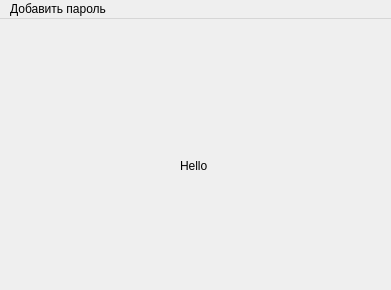
Before: the Qt Designer form client_side/resources/ui/main_window.ui in Sk2can/Password-manager, drawn with Qt 5.
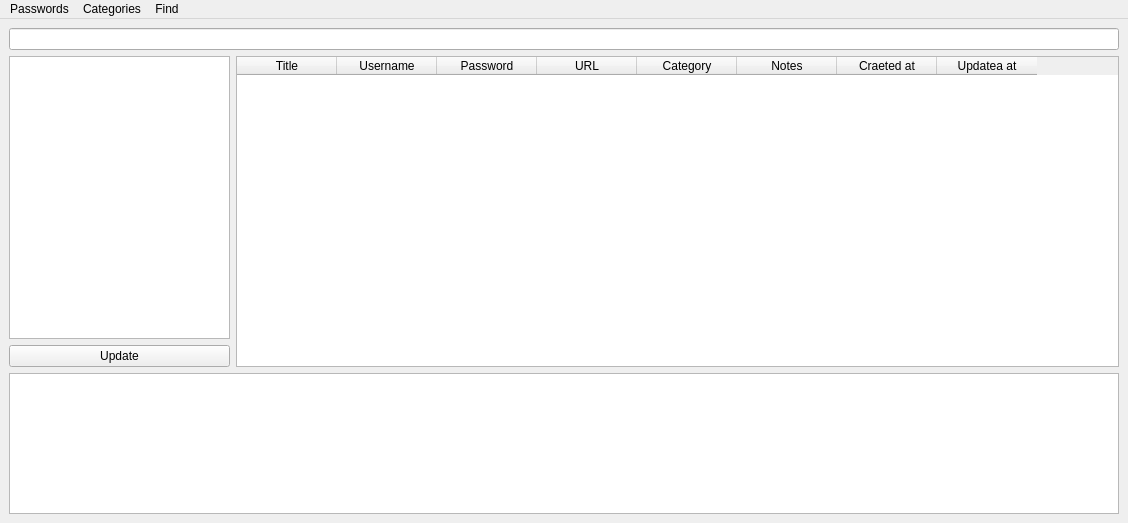
After: the same form once the commit is applied.

Commit message: Изменение ui файлов интерфейса и добавление нового окна создания пароля.

What changed in the file:
```diff
--- a/client_side/resources/ui/main_window.ui
+++ b/client_side/resources/ui/main_window.ui
@@ -6,8 +6,8 @@
    <rect>
     <x>0</x>
     <y>0</y>
-    <width>391</width>
-    <height>290</height>
+    <width>1128</width>
+    <height>523</height>
    </rect>
   </property>
   <property name="windowTitle">
@@ -17,38 +17,164 @@
    <bool>true</bool>
   </property>
   <widget class="QWidget" name="centralwidget">
-   <widget class="QLabel" name="label">
-    <property name="geometry">
-     <rect>
-      <x>180</x>
-      <y>140</y>
-      <width>47</width>
-      <height>13</height>
-     </rect>
-    </property>
-    <property name="text">
-     <string>Hello</string>
-    </property>
-   </widget>
+   <layout class="QGridLayout" name="gridLayout" rowstretch="1,10,4,5" columnstretch="1,4">
+    <item row="1" column="0">
+     <widget class="QTreeView" name="treeView">
+      <property name="focusPolicy">
+       <enum>Qt::NoFocus</enum>
+      </property>
+      <property name="editTriggers">
+       <set>QAbstractItemView::NoEditTriggers</set>
+      </property>
+     </widget>
+    </item>
+    <item row="3" column="0" colspan="2">
+     <widget class="QTextBrowser" name="textBrowser">
+      <property name="openExternalLinks">
+       <bool>true</bool>
+      </property>
+     </widget>
+    </item>
+    <item row="0" column="0" colspan="2">
+     <widget class="QLineEdit" name="lineEdit">
+      <property name="clearButtonEnabled">
+       <bool>false</bool>
+      </property>
+     </widget>
+    </item>
+    <item row="2" column="0">
+     <widget class="QPushButton" name="update_pushButton">
+      <property name="text">
+       <string>Update</string>
+      </property>
+     </widget>
+    </item>
+    <item row="1" column="1" rowspan="2">
+     <widget class="QTableWidget" name="tableWidget">
+      <property name="focusPolicy">
+       <enum>Qt::NoFocus</enum>
+      </property>
+      <property name="sizeAdjustPolicy">
+       <enum>QAbstractScrollArea::AdjustIgnored</enum>
+      </property>
+      <property name="editTriggers">
+       <set>QAbstractItemView::NoEditTriggers</set>
+      </property>
+      <property name="alternatingRowColors">
+       <bool>true</bool>
+      </property>
+      <property name="selectionMode">
+       <enum>QAbstractItemView::SingleSelection</enum>
+      </property>
+      <property name="selectionBehavior">
+       <enum>QAbstractItemView::SelectRows</enum>
+      </property>
+      <property name="showGrid">
+       <bool>false</bool>
+      </property>
+      <property name="sortingEnabled">
+       <bool>true</bool>
+      </property>
+      <property name="wordWrap">
+       <bool>false</bool>
+      </property>
+      <property name="cornerButtonEnabled">
+       <bool>false</bool>
+      </property>
+      <attribute name="horizontalHeaderVisible">
+       <bool>true</bool>
+      </attribute>
+      <attribute name="horizontalHeaderCascadingSectionResizes">
+       <bool>true</bool>
+      </attribute>
+      <attribute name="horizontalHeaderHighlightSections">
+       <bool>true</bool>
+      </attribute>
+      <attribute name="horizontalHeaderStretchLastSection">
+       <bool>false</bool>
+      </attribute>
+      <attribute name="verticalHeaderVisible">
+       <bool>false</bool>
+      </attribute>
+      <attribute name="verticalHeaderCascadingSectionResizes">
+       <bool>true</bool>
+      </attribute>
+      <attribute name="verticalHeaderStretchLastSection">
+       <bool>false</bool>
+      </attribute>
+      <column>
+       <property name="text">
+        <string>Title</string>
+       </property>
+      </column>
+      <column>
+       <property name="text">
+        <string>Username</string>
+       </property>
+      </column>
+      <column>
+       <property name="text">
+        <string>Password</string>
+       </property>
+      </column>
+      <column>
+       <property name="text">
+        <string>URL</string>
+       </property>
+      </column>
+      <column>
+       <property name="text">
+        <string>Category</string>
+       </property>
+      </column>
+      <column>
+       <property name="text">
+        <string>Notes</string>
+       </property>
+      </column>
+      <column>
+       <property name="text">
+        <string>Craeted at</string>
+       </property>
+      </column>
+      <column>
+       <property name="text">
+        <string>Updatea at</string>
+       </property>
+      </column>
+     </widget>
+    </item>
+   </layout>
   </widget>
   <widget class="QMenuBar" name="menuBar">
    <property name="geometry">
     <rect>
      <x>0</x>
      <y>0</y>
-     <width>391</width>
+     <width>1128</width>
      <height>21</height>
     </rect>
    </property>
-   <widget class="QMenu" name="Add_pass">
-    <property name="tearOffEnabled">
-     <bool>true</bool>
+   <widget class="QMenu" name="menuCategories">
+    <property name="title">
+     <string>Categories</string>
     </property>
+    <addaction name="actionAdd_category"/>
+   </widget>
+   <widget class="QMenu" name="menuFind">
     <property name="title">
-     <string>Добавить пароль</string>
+     <string>Find</string>
     </property>
    </widget>
-   <addaction name="Add_pass"/>
+   <widget class="QMenu" name="menuAdd_password">
+    <property name="title">
+     <string>Passwords</string>
+    </property>
+    <addaction name="actionAdd_password_2"/>
+   </widget>
+   <addaction name="menuAdd_password"/>
+   <addaction name="menuCategories"/>
+   <addaction name="menuFind"/>
   </widget>
  </widget>
  <resources/>
```
Left out of the diff: 15 changed lines with no effect on the pictures. The commit also changes 3 other files.
